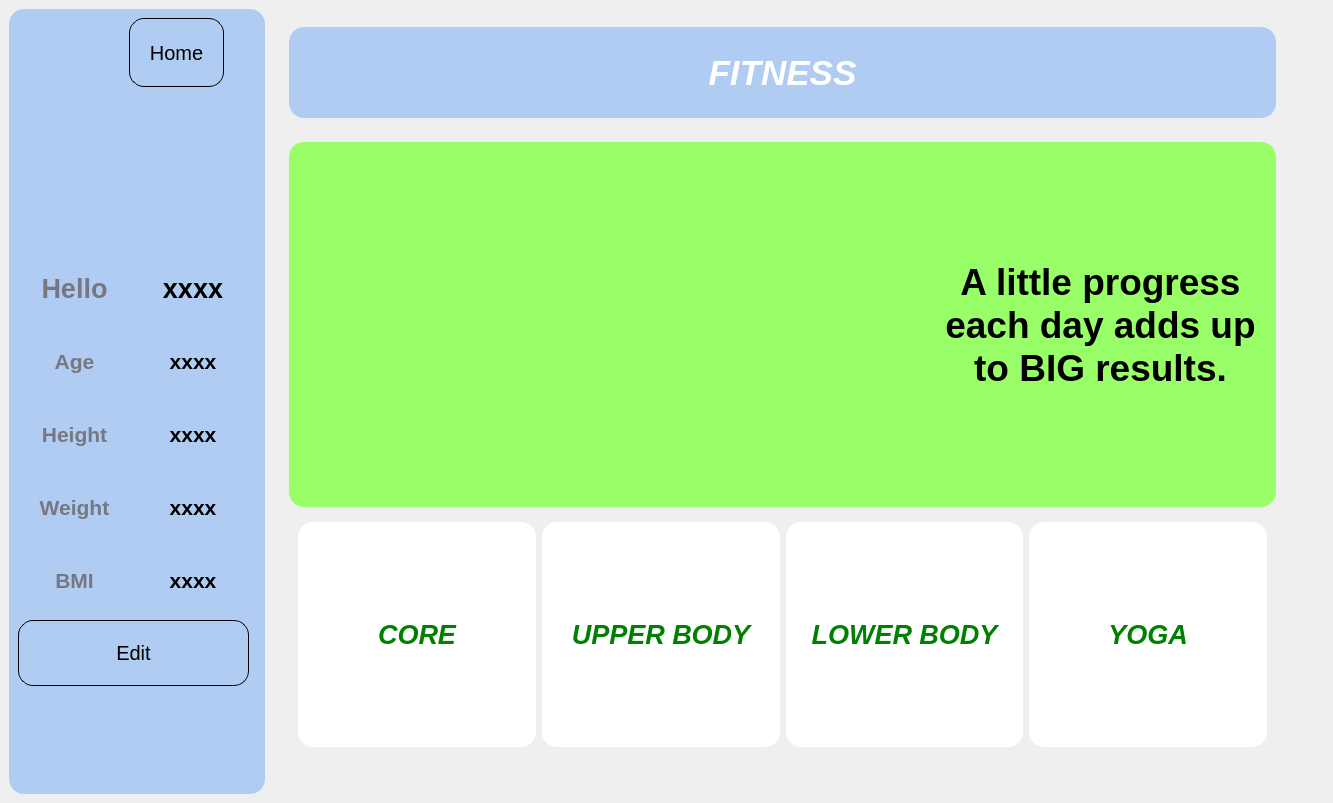
Old version of the form K/fitness.ui in the repository burr1to/kaizen.
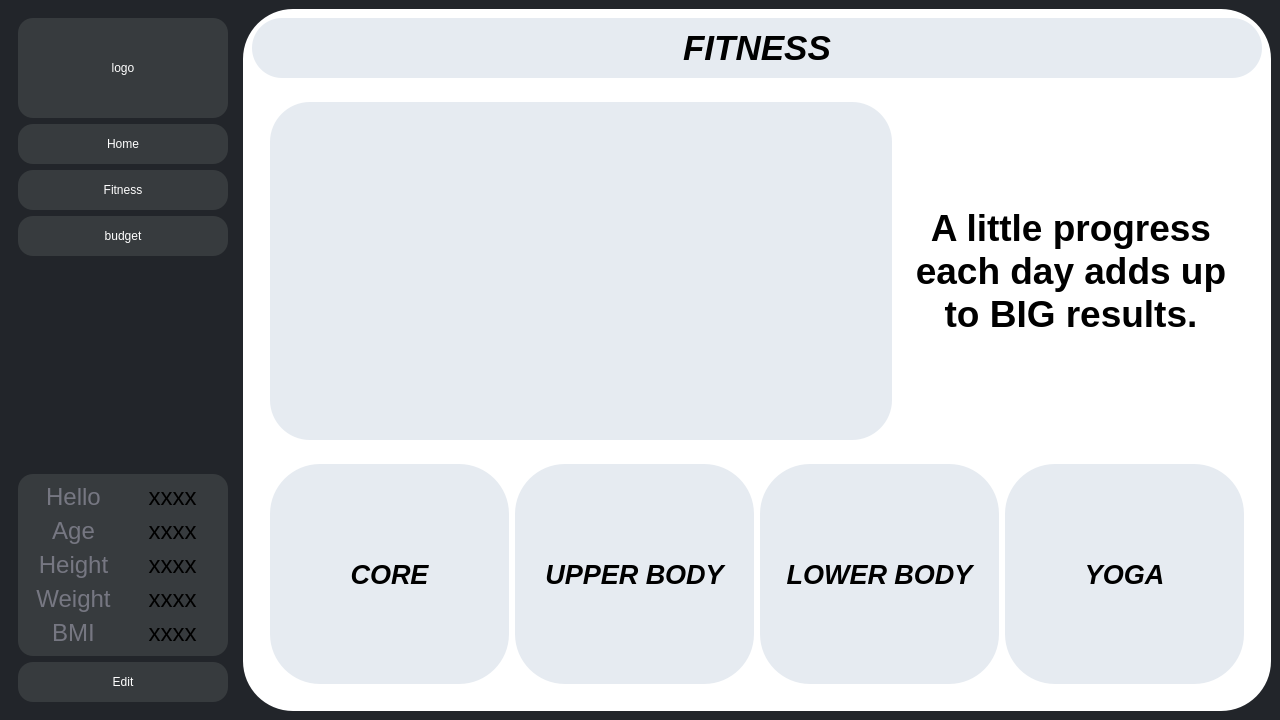
New version of the form. Icons and pictures are not drawn.

```diff
--- a/K/fitness.ui
+++ b/K/fitness.ui
@@ -6,15 +6,30 @@
    <rect>
     <x>0</x>
     <y>0</y>
-    <width>1333</width>
-    <height>803</height>
+    <width>1280</width>
+    <height>720</height>
    </rect>
   </property>
+  <property name="minimumSize">
+   <size>
+    <width>1280</width>
+    <height>720</height>
+   </size>
+  </property>
+  <property name="baseSize">
+   <size>
+    <width>1280</width>
+    <height>720</height>
+   </size>
+  </property>
   <property name="windowTitle">
    <string>fitness</string>
   </property>
+  <property name="styleSheet">
+   <string notr="true">background-color: rgb(34, 37, 42);</string>
+  </property>
   <widget class="QWidget" name="centralwidget">
-   <layout class="QHBoxLayout" name="horizontalLayout">
+   <layout class="QHBoxLayout" name="horizontalLayout" stretch="2,9">
     <item>
      <widget class="QFrame" name="frame">
       <property name="sizePolicy">
@@ -24,7 +39,7 @@
        </sizepolicy>
       </property>
       <property name="styleSheet">
-       <string notr="true">background-color:#B1ccf2;
+       <string notr="true">background-color:#22252a;
 border-radius: 15px;
 color: white;</string>
       </property>
@@ -34,81 +49,98 @@
       <property name="frameShadow">
        <enum>QFrame::Raised</enum>
       </property>
+      <layout class="QVBoxLayout" name="verticalLayout_4">
+       <item>
+        <widget class="QPushButton" name="pushButton_3">
+         <property name="minimumSize">
+          <size>
+           <width>0</width>
+           <height>100</height>
+          </size>
+         </property>
+         <property name="styleSheet">
+          <string notr="true">background-color: rgb(55, 59, 62);</string>
+         </property>
+         <property name="text">
+          <string>logo</string>
+         </property>
+        </widget>
+       </item>
+       <item>
       <widget class="QPushButton" name="home">
-       <property name="geometry">
-        <rect>
-         <x>120</x>
-         <y>9</y>
-         <width>95</width>
-         <height>69</height>
-        </rect>
+         <property name="minimumSize">
+          <size>
+           <width>0</width>
+           <height>40</height>
+          </size>
        </property>
        <property name="styleSheet">
-        <string notr="true">#home{
-
-padding:20px;
-color:black;
-font-size:20px;
-border:1px solid black;
-
-
-}</string>
+          <string notr="true">background-color: rgb(55, 59, 62);</string>
        </property>
        <property name="text">
         <string>Home</string>
        </property>
       </widget>
-      <widget class="QPushButton" name="pushButton_goback">
-       <property name="geometry">
-        <rect>
-         <x>9</x>
-         <y>84</y>
-         <width>28</width>
-         <height>70</height>
-        </rect>
-       </property>
-       <property name="sizePolicy">
-        <sizepolicy hsizetype="Preferred" vsizetype="Preferred">
-         <horstretch>0</horstretch>
-         <verstretch>0</verstretch>
-        </sizepolicy>
-       </property>
+       </item>
+       <item>
+        <widget class="QPushButton" name="pushButton">
        <property name="minimumSize">
         <size>
          <width>0</width>
-         <height>70</height>
+           <height>40</height>
         </size>
        </property>
        <property name="styleSheet">
-        <string notr="true">background: transparent;</string>
+          <string notr="true">background-color: rgb(55, 59, 62);</string>
        </property>
        <property name="text">
-        <string/>
-       </property>
-      </widget>
-      <widget class="QLabel" name="test">
-       <property name="geometry">
-        <rect>
-         <x>9</x>
-         <y>475</y>
-         <width>16</width>
-         <height>16</height>
-        </rect>
-       </property>
+          <string>Fitness</string>
+         </property>
+        </widget>
+       </item>
+       <item>
+        <widget class="QPushButton" name="pushButton_2">
+         <property name="minimumSize">
+          <size>
+           <width>0</width>
+           <height>40</height>
+          </size>
+         </property>
+         <property name="styleSheet">
+          <string notr="true">background-color: rgb(55, 59, 62);</string>
+         </property>
        <property name="text">
-        <string/>
-       </property>
-      </widget>
-      <widget class="QWidget" name="">
-       <property name="geometry">
-        <rect>
-         <x>9</x>
-         <y>246</y>
-         <width>231</width>
-         <height>431</height>
-        </rect>
-       </property>
-       <layout class="QVBoxLayout" name="verticalLayout_4">
+          <string>budget</string>
+         </property>
+        </widget>
+       </item>
+       <item>
+        <spacer name="verticalSpacer">
+         <property name="orientation">
+          <enum>Qt::Vertical</enum>
+         </property>
+         <property name="sizeHint" stdset="0">
+          <size>
+           <width>20</width>
+           <height>149</height>
+          </size>
+         </property>
+        </spacer>
+       </item>
+       <item>
+        <widget class="QFrame" name="frame_8">
+         <property name="styleSheet">
+          <string notr="true">font:24px;
+background-color: rgb(55, 59, 62);
+border radius:50px;</string>
+         </property>
+         <property name="frameShape">
+          <enum>QFrame::StyledPanel</enum>
+         </property>
+         <property name="frameShadow">
+          <enum>QFrame::Raised</enum>
+         </property>
+         <layout class="QVBoxLayout" name="verticalLayout_6">
         <item>
          <layout class="QVBoxLayout" name="verticalLayout_3">
           <item>
@@ -117,8 +149,9 @@
              <widget class="QLabel" name="label_6">
               <property name="font">
                <font>
-                <pointsize>20</pointsize>
-                <bold>true</bold>
+                  <pointsize>-1</pointsize>
+                  <italic>false</italic>
+                  <bold>false</bold>
                </font>
               </property>
               <property name="styleSheet">
@@ -136,9 +169,9 @@
              <widget class="QLabel" name="helloname">
               <property name="font">
                <font>
-                <pointsize>20</pointsize>
+                  <pointsize>-1</pointsize>
                 <italic>false</italic>
-                <bold>true</bold>
+                  <bold>false</bold>
                </font>
               </property>
               <property name="styleSheet">
@@ -160,8 +193,9 @@
              <widget class="QLabel" name="label_2">
               <property name="font">
                <font>
-                <pointsize>16</pointsize>
-                <bold>true</bold>
+                  <pointsize>-1</pointsize>
+                  <italic>false</italic>
+                  <bold>false</bold>
                </font>
               </property>
               <property name="styleSheet">
@@ -179,9 +213,9 @@
              <widget class="QLabel" name="age">
               <property name="font">
                <font>
-                <pointsize>16</pointsize>
+                  <pointsize>-1</pointsize>
                 <italic>false</italic>
-                <bold>true</bold>
+                  <bold>false</bold>
                </font>
               </property>
               <property name="styleSheet">
@@ -203,8 +237,9 @@
              <widget class="QLabel" name="label_4">
               <property name="font">
                <font>
-                <pointsize>16</pointsize>
-                <bold>true</bold>
+                  <pointsize>-1</pointsize>
+                  <italic>false</italic>
+                  <bold>false</bold>
                </font>
               </property>
               <property name="styleSheet">
@@ -222,9 +257,9 @@
              <widget class="QLabel" name="height">
               <property name="font">
                <font>
-                <pointsize>16</pointsize>
+                  <pointsize>-1</pointsize>
                 <italic>false</italic>
-                <bold>true</bold>
+                  <bold>false</bold>
                </font>
               </property>
               <property name="styleSheet">
@@ -246,8 +281,9 @@
              <widget class="QLabel" name="label_7">
               <property name="font">
                <font>
-                <pointsize>16</pointsize>
-                <bold>true</bold>
+                  <pointsize>-1</pointsize>
+                  <italic>false</italic>
+                  <bold>false</bold>
                </font>
               </property>
               <property name="styleSheet">
@@ -265,9 +301,9 @@
              <widget class="QLabel" name="weight">
               <property name="font">
                <font>
-                <pointsize>16</pointsize>
+                  <pointsize>-1</pointsize>
                 <italic>false</italic>
-                <bold>true</bold>
+                  <bold>false</bold>
                </font>
               </property>
               <property name="styleSheet">
@@ -289,8 +325,9 @@
              <widget class="QLabel" name="label_9">
               <property name="font">
                <font>
-                <pointsize>16</pointsize>
-                <bold>true</bold>
+                  <pointsize>-1</pointsize>
+                  <italic>false</italic>
+                  <bold>false</bold>
                </font>
               </property>
               <property name="styleSheet">
@@ -308,9 +345,9 @@
              <widget class="QLabel" name="bmi">
               <property name="font">
                <font>
-                <pointsize>16</pointsize>
+                  <pointsize>-1</pointsize>
                 <italic>false</italic>
-                <bold>true</bold>
+                  <bold>false</bold>
                </font>
               </property>
               <property name="styleSheet">
@@ -327,16 +364,21 @@
            </layout>
           </item>
          </layout>
+          </item>
+         </layout>
+        </widget>
         </item>
         <item>
          <widget class="QPushButton" name="editstuff">
+         <property name="minimumSize">
+          <size>
+           <width>0</width>
+           <height>40</height>
+          </size>
+         </property>
           <property name="styleSheet">
-           <string notr="true">#editstuff{
-padding:20px;
-color:black;
-font-size:20px;
-border:1px solid black;
-}</string>
+          <string notr="true">background-color: rgb(55, 59, 62);
+border radius:40px;</string>
           </property>
           <property name="text">
            <string>Edit</string>
@@ -345,7 +387,6 @@
         </item>
        </layout>
       </widget>
-     </widget>
     </item>
     <item>
      <widget class="QFrame" name="frame_2">
@@ -356,8 +397,8 @@
        </sizepolicy>
       </property>
       <property name="styleSheet">
-       <string notr="true">
-border-radius:15px;</string>
+       <string notr="true">background-color: rgb(255, 255, 255);
+border-radius:50px;</string>
       </property>
       <property name="frameShape">
        <enum>QFrame::StyledPanel</enum>
@@ -365,18 +406,15 @@
       <property name="frameShadow">
        <enum>QFrame::Raised</enum>
       </property>
-      <layout class="QVBoxLayout" name="verticalLayout_2" stretch="1,6">
-       <item>
-        <widget class="QFrame" name="frame_4">
-         <property name="frameShape">
-          <enum>QFrame::StyledPanel</enum>
-         </property>
-         <property name="frameShadow">
-          <enum>QFrame::Raised</enum>
-         </property>
-         <layout class="QVBoxLayout" name="verticalLayout">
+      <layout class="QVBoxLayout" name="verticalLayout_2" stretch="0,6">
           <item>
            <widget class="QLabel" name="label">
+         <property name="minimumSize">
+          <size>
+           <width>0</width>
+           <height>60</height>
+          </size>
+         </property>
             <property name="font">
              <font>
               <pointsize>26</pointsize>
@@ -385,8 +423,8 @@
              </font>
             </property>
             <property name="styleSheet">
-             <string notr="true">background-color:#B1ccf2;
-color: white;</string>
+          <string notr="true">background-color:#e6ebf1;
+border-radius:30px;</string>
             </property>
             <property name="text">
              <string>FITNESS</string>
@@ -396,22 +434,23 @@
             </property>
            </widget>
           </item>
-         </layout>
-        </widget>
-       </item>
        <item>
         <widget class="QFrame" name="frame_5">
+         <property name="styleSheet">
+          <string notr="true">background-color:#ffff;
+border-radius:40px;</string>
+         </property>
          <property name="frameShape">
           <enum>QFrame::StyledPanel</enum>
          </property>
          <property name="frameShadow">
           <enum>QFrame::Raised</enum>
          </property>
-         <layout class="QVBoxLayout" name="verticalLayout_5" stretch="3,2,0">
+         <layout class="QVBoxLayout" name="verticalLayout_5" stretch="3,2">
           <item>
            <widget class="QFrame" name="frame_chart">
             <property name="styleSheet">
-             <string notr="true">background-color: rgb(153, 255, 105);</string>
+             <string notr="true"/>
             </property>
             <property name="frameShape">
              <enum>QFrame::StyledPanel</enum>
@@ -419,22 +458,13 @@
             <property name="frameShadow">
              <enum>QFrame::Raised</enum>
             </property>
-            <layout class="QHBoxLayout" name="horizontalLayout_2" stretch="0,9,5">
-             <item>
-              <spacer name="verticalSpacer_2">
-               <property name="orientation">
-                <enum>Qt::Vertical</enum>
-               </property>
-               <property name="sizeHint" stdset="0">
-                <size>
-                 <width>30</width>
-                 <height>40</height>
-                </size>
-               </property>
-              </spacer>
-             </item>
+            <layout class="QHBoxLayout" name="horizontalLayout_2" stretch="9,5">
              <item>
               <widget class="QFrame" name="frame_6">
+               <property name="styleSheet">
+                <string notr="true">background-color: rgb(230, 235, 241);
+border-radius:40px;</string>
+               </property>
                <property name="frameShape">
                 <enum>QFrame::StyledPanel</enum>
                </property>
@@ -494,8 +524,8 @@
             </property>
             <property name="styleSheet">
              <string notr="true">QPushButton{
-background-color: white;
-color: green;}
+background-color: #e6ebf1;
+color: black;}
 QPushButton:hover{
 background-color: green;
 color: white;}</string>
@@ -603,38 +633,12 @@
             </layout>
            </widget>
           </item>
-          <item>
-           <spacer name="horizontalSpacer_6">
-            <property name="orientation">
-             <enum>Qt::Horizontal</enum>
-            </property>
-            <property name="sizeHint" stdset="0">
-             <size>
-              <width>40</width>
-              <height>20</height>
-             </size>
-            </property>
-           </spacer>
-          </item>
          </layout>
         </widget>
        </item>
       </layout>
      </widget>
     </item>
-    <item>
-     <spacer name="verticalSpacer">
-      <property name="orientation">
-       <enum>Qt::Vertical</enum>
-      </property>
-      <property name="sizeHint" stdset="0">
-       <size>
-        <width>30</width>
-        <height>40</height>
-       </size>
-      </property>
-     </spacer>
-    </item>
    </layout>
   </widget>
  </widget>
```
Lines whose indentation alone changed are shown as unchanged.
